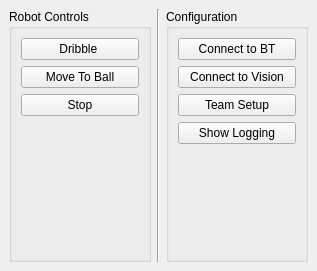
The window that GUI/mainwindow.ui (SSabev/SDPCode) describes before a commit, drawn with Qt 5.
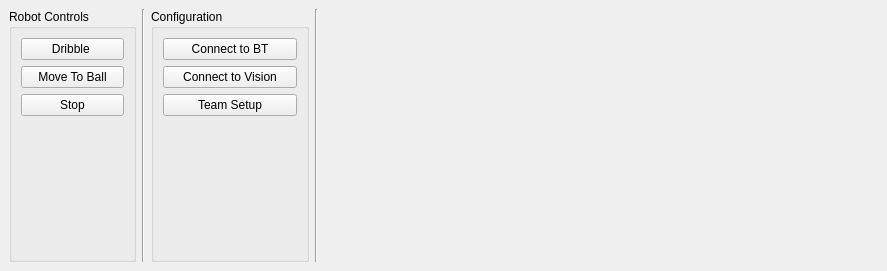
The same window after the commit. Icons and pictures are not drawn. Custom widgets are drawn as their Qt base class.

Commit message: Merged logging window with main window

What changed in the file:
```diff
--- a/GUI/mainwindow.ui
+++ b/GUI/mainwindow.ui
@@ -6,7 +6,7 @@
    <rect>
     <x>0</x>
     <y>0</y>
-    <width>317</width>
+    <width>887</width>
     <height>271</height>
    </rect>
   </property>
@@ -21,12 +21,30 @@
    <layout class="QHBoxLayout" name="horizontalLayout">
     <item>
      <widget class="QGroupBox" name="groupBox">
+      <property name="sizePolicy">
+       <sizepolicy hsizetype="Fixed" vsizetype="Preferred">
+        <horstretch>0</horstretch>
+        <verstretch>0</verstretch>
+       </sizepolicy>
+      </property>
       <property name="title">
        <string>Robot Controls</string>
       </property>
       <layout class="QVBoxLayout" name="verticalLayout_2">
        <item>
         <widget class="QPushButton" name="moveWithBallBtn">
+         <property name="sizePolicy">
+          <sizepolicy hsizetype="Fixed" vsizetype="Fixed">
+           <horstretch>0</horstretch>
+           <verstretch>0</verstretch>
+          </sizepolicy>
+         </property>
+         <property name="minimumSize">
+          <size>
+           <width>103</width>
+           <height>0</height>
+          </size>
+         </property>
          <property name="text">
           <string>Dribble </string>
          </property>
@@ -34,6 +52,18 @@
        </item>
        <item>
         <widget class="QPushButton" name="NavToBallBtn">
+         <property name="sizePolicy">
+          <sizepolicy hsizetype="Fixed" vsizetype="Fixed">
+           <horstretch>0</horstretch>
+           <verstretch>0</verstretch>
+          </sizepolicy>
+         </property>
+         <property name="minimumSize">
+          <size>
+           <width>103</width>
+           <height>0</height>
+          </size>
+         </property>
          <property name="text">
           <string>Move To Ball</string>
          </property>
@@ -41,6 +71,18 @@
        </item>
        <item>
         <widget class="QPushButton" name="stopBtn">
+         <property name="sizePolicy">
+          <sizepolicy hsizetype="Fixed" vsizetype="Fixed">
+           <horstretch>0</horstretch>
+           <verstretch>0</verstretch>
+          </sizepolicy>
+         </property>
+         <property name="minimumSize">
+          <size>
+           <width>103</width>
+           <height>0</height>
+          </size>
+         </property>
          <property name="text">
           <string>Stop</string>
          </property>
@@ -71,12 +113,30 @@
     </item>
     <item>
      <widget class="QGroupBox" name="groupBox_2">
+      <property name="sizePolicy">
+       <sizepolicy hsizetype="Fixed" vsizetype="Preferred">
+        <horstretch>0</horstretch>
+        <verstretch>0</verstretch>
+       </sizepolicy>
+      </property>
       <property name="title">
        <string>Configuration</string>
       </property>
       <layout class="QVBoxLayout" name="verticalLayout">
        <item>
         <widget class="QPushButton" name="btConnectBtn">
+         <property name="sizePolicy">
+          <sizepolicy hsizetype="Fixed" vsizetype="Fixed">
+           <horstretch>0</horstretch>
+           <verstretch>0</verstretch>
+          </sizepolicy>
+         </property>
+         <property name="minimumSize">
+          <size>
+           <width>134</width>
+           <height>0</height>
+          </size>
+         </property>
          <property name="text">
           <string>Connect to BT</string>
          </property>
@@ -84,6 +144,18 @@
        </item>
        <item>
         <widget class="QPushButton" name="connToVisionBtn">
+         <property name="sizePolicy">
+          <sizepolicy hsizetype="Fixed" vsizetype="Fixed">
+           <horstretch>0</horstretch>
+           <verstretch>0</verstretch>
+          </sizepolicy>
+         </property>
+         <property name="minimumSize">
+          <size>
+           <width>134</width>
+           <height>0</height>
+          </size>
+         </property>
          <property name="text">
           <string>Connect to Vision</string>
          </property>
@@ -91,18 +163,23 @@
        </item>
        <item>
         <widget class="QPushButton" name="teamSetupBtn">
+         <property name="sizePolicy">
+          <sizepolicy hsizetype="Fixed" vsizetype="Fixed">
+           <horstretch>0</horstretch>
+           <verstretch>0</verstretch>
+          </sizepolicy>
+         </property>
+         <property name="minimumSize">
+          <size>
+           <width>134</width>
+           <height>0</height>
+          </size>
+         </property>
          <property name="text">
           <string>Team Setup</string>
          </property>
         </widget>
        </item>
-       <item>
-        <widget class="QPushButton" name="logBtn">
-         <property name="text">
-          <string>Show Logging</string>
-         </property>
-        </widget>
-       </item>
        <item>
         <spacer name="verticalSpacer_2">
          <property name="orientation">
@@ -119,6 +196,29 @@
       </layout>
      </widget>
     </item>
+    <item>
+     <widget class="Line" name="line_2">
+      <property name="orientation">
+       <enum>Qt::Vertical</enum>
+      </property>
+     </widget>
+    </item>
+    <item>
+     <widget class="CLoggingWdgt" name="LoggingWidget" native="true">
+      <property name="sizePolicy">
+       <sizepolicy hsizetype="Expanding" vsizetype="Preferred">
+        <horstretch>0</horstretch>
+        <verstretch>0</verstretch>
+       </sizepolicy>
+      </property>
+      <property name="minimumSize">
+       <size>
+        <width>500</width>
+        <height>0</height>
+       </size>
+      </property>
+     </widget>
+    </item>
    </layout>
   </widget>
   <widget class="QMenuBar" name="menubar">
@@ -132,6 +232,14 @@
    </property>
   </widget>
  </widget>
+ <customwidgets>
+  <customwidget>
+   <class>CLoggingWdgt</class>
+   <extends>QWidget</extends>
+   <header>GUI/Tools/LoggingWdgt.h</header>
+   <container>1</container>
+  </customwidget>
+ </customwidgets>
  <resources/>
  <connections/>
 </ui>
```
Left out of the diff: 2 changed lines with no effect on the pictures. The commit also changes 5 other files.
